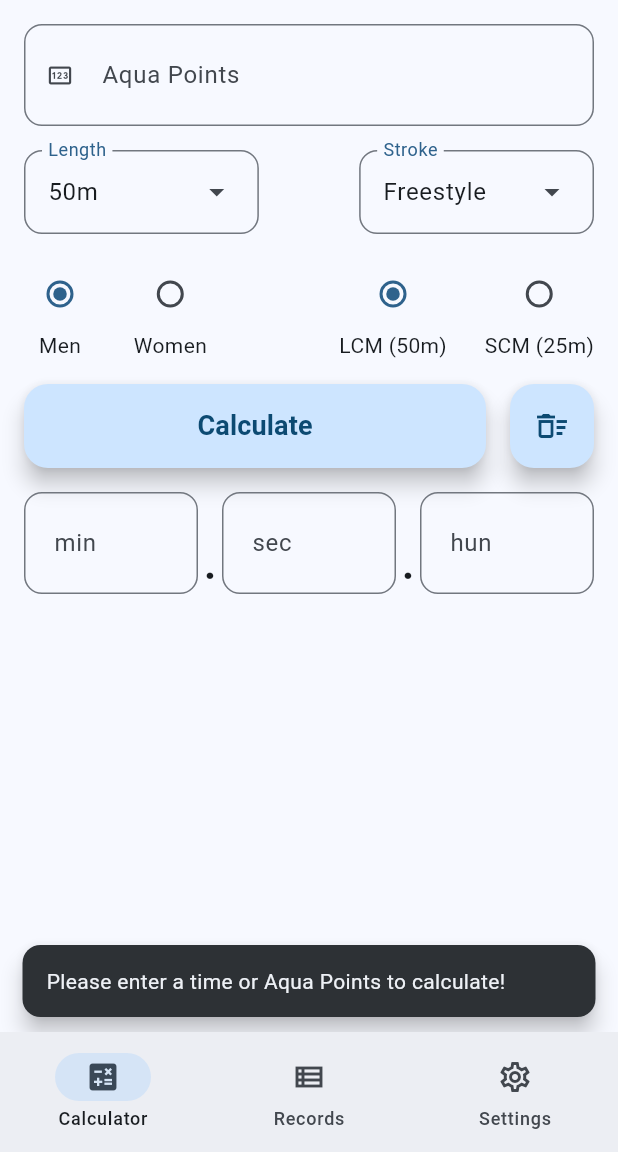
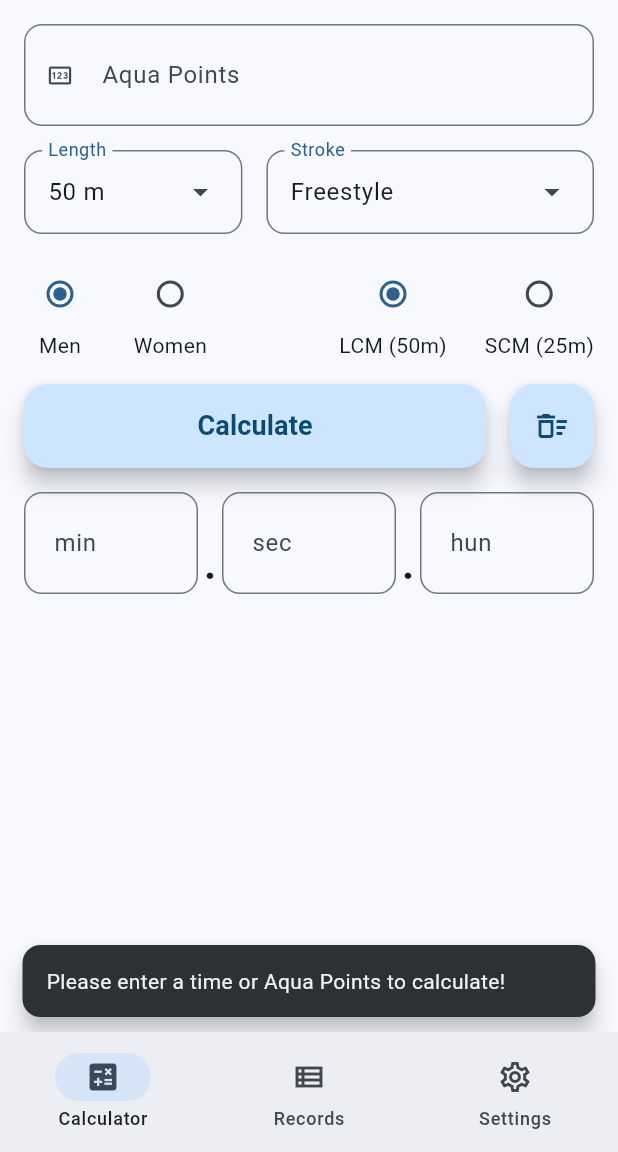
Before and after one commit to Nert53/aqua-points-calculator, a Flutter app: the screen it shows after launch, after a tap on "Calculate", on a phone screen of 412 x 824 dp, the part 84-1236 px from its top. Run offline on Flutter 3.47's test engine with Material 3 defaults, Android fonts, the phone set to English and light mode, and no system bars; our stand-ins replace flutter_linkify, flutter_svg, shared_preferences; generated files the repository leaves out were written again.

Commit message:
complete translate, system color theme

```diff
--- a/lib/theme/theme_provider.dart
+++ b/lib/theme/theme_provider.dart
@@ -1,10 +1,15 @@
 import 'package:fina_points_calculator/theme/theme.dart';
 import 'package:flutter/material.dart';
+import 'package:flutter/scheduler.dart';
 import 'package:shared_preferences/shared_preferences.dart';
 
 class ThemeProvider with ChangeNotifier {
   ThemeData _themeData = lightMode;
   ThemeData get themeData => _themeData;
+  final _currentBrightness =
+      SchedulerBinding.instance.platformDispatcher.platformBrightness;
+  bool _isSystemColorMode = false;
+  bool get isSystemColorMode => _isSystemColorMode;
 
   ThemeProvider() {
     loadTheme();
@@ -12,6 +17,13 @@ class ThemeProvider with ChangeNotifier {
 
   void loadTheme() async {
     SharedPreferences prefs = await SharedPreferences.getInstance();
+    _isSystemColorMode = prefs.getBool('isSystemColorMode') ?? false;
+
+    if (_isSystemColorMode) {
+      themeData = _currentBrightness == Brightness.dark ? darkMode : lightMode;
+      return;
+    }
+
     bool isDark = prefs.getBool('isDarkMode') ?? false;
     themeData = isDark ? darkMode : lightMode;
   }
@@ -24,6 +36,32 @@ class ThemeProvider with ChangeNotifier {
     notifyListeners();
   }
 
+  void setSystemColorMode(bool value) {
+    _isSystemColorMode = value;
+    SharedPreferences.getInstance().then((prefs) {
+      prefs.setBool('isSystemColorMode', value);
+    });
+    if (value) {
+      themeData = _currentBrightness == Brightness.dark ? darkMode : lightMode;
+    }
+    notifyListeners();
+  }
+
+  void setDarkMode(bool value) {
+    themeData = value ? darkMode : lightMode;
+    SharedPreferences.getInstance().then((prefs) {
+      prefs.setBool('isDarkMode', value);
+    });
+    notifyListeners();
+  }
+
+  bool isDarkMode() {
+    return themeData == darkMode;
+  }
+
+  /*
+  ! not used
+
   void toggleTheme() {
     if (_themeData == lightMode) {
       themeData = darkMode;
@@ -35,8 +73,5 @@ class ThemeProvider with ChangeNotifier {
     });
     notifyListeners();
   }
-
-  bool isDarkMode() {
-    return themeData == darkMode;
-  }
+  */
 }
--- /dev/null
+++ b/lib/utils/locale_func.dart
@@ -0,0 +1,49 @@
+import 'package:flutter/material.dart';
+import 'package:flutter_gen/gen_l10n/app_localizations.dart';
+
+String getLocalizedStroke(BuildContext context, String stroke) {
+  switch (stroke.toLowerCase()) {
+    case 'freestyle':
+      return AppLocalizations.of(context)!.freestyle;
+    case 'backstroke':
+      return AppLocalizations.of(context)!.backstroke;
+    case 'breaststroke':
+      return AppLocalizations.of(context)!.breaststroke;
+    case 'butterfly':
+      return AppLocalizations.of(context)!.butterfly;
+    case 'medley':
+      return AppLocalizations.of(context)!.medley;
+    default:
+      return AppLocalizations.of(context)!.freestyle;
+  }
+}
+
+String getLocalizedGender(BuildContext context, String gender) {
+  switch(gender.toLowerCase()){
+    case 'men':
+      return AppLocalizations.of(context)!.men;
+    case 'women':
+      return AppLocalizations.of(context)!.women;
+    case 'mixed':
+      return AppLocalizations.of(context)!.mixed;
+    default:
+      return AppLocalizations.of(context)!.men;
+  }
+}
+
+String getLocalizedCourse(BuildContext context, String course) {
+  switch(course.toLowerCase()){
+    case 'lcm':
+      return AppLocalizations.of(context)!.lcm;
+    case 'scm':
+      return AppLocalizations.of(context)!.scm;
+    default:
+      return AppLocalizations.of(context)!.lcm;
+  }
+}
+
+extension StringExtension on String {
+    String capitalize() {
+      return "${this[0].toUpperCase()}${substring(1).toLowerCase()}";
+    }
+}
--- a/lib/view/screen/calculator_screen.dart
+++ b/lib/view/screen/calculator_screen.dart
@@ -2,6 +2,7 @@ import 'dart:convert';
 import 'dart:math';
 import 'package:fina_points_calculator/model/record_data.dart';
 import 'package:fina_points_calculator/utils/constants.dart';
+import 'package:fina_points_calculator/utils/locale_func.dart';
 import 'package:fina_points_calculator/view/widget/time_field.dart';
 import 'package:flutter/material.dart';
 import 'package:flutter/services.dart';
@@ -27,12 +28,12 @@ enum Course {
 }
 
 enum Distance {
-  fifty('50m'),
-  hundred('100m'),
-  twoHundred('200m'),
-  fourHundred('400m'),
-  eightHundred('800m'),
-  fifteenHundred('1500m');
+  fifty('50 m'),
+  hundred('100 m'),
+  twoHundred('200 m'),
+  fourHundred('400 m'),
+  eightHundred('800 m'),
+  fifteenHundred('1500 m');
 
   const Distance(this.length);
   final String length;
@@ -45,7 +46,9 @@ enum Stroke {
   fly('Butterfly'),
   im('Medley');
 
-  const Stroke(this.name);
+  const Stroke(
+    this.name,
+  );
   final String name;
 }
 
@@ -247,16 +250,14 @@ class _CalculatorScreenState extends State<CalculatorScreen> {
                     Row(
                       mainAxisAlignment: MainAxisAlignment.spaceBetween,
                       children: [
-                        ConstrainedBox(
-                          constraints: const BoxConstraints(
-                              maxWidth: 180, minWidth: 100),
+                        Expanded(
+                          flex: 2,
                           child: DropdownMenu<Distance>(
+                            expandedInsets: EdgeInsets.zero,
                             label: Text(AppLocalizations.of(context)!.length,
                                 style: TextStyle(
                                     color:
                                         Theme.of(context).colorScheme.primary)),
-                            width: min(
-                                MediaQuery.of(context).size.width * 0.38, 180),
                             controller: _distanceController,
                             initialSelection: Distance.fifty,
                             inputDecorationTheme: const InputDecorationTheme(
@@ -276,16 +277,17 @@ class _CalculatorScreenState extends State<CalculatorScreen> {
                             }).toList(),
                           ),
                         ),
-                        ConstrainedBox(
-                          constraints: const BoxConstraints(
-                              maxWidth: 180, minWidth: 100),
+                        const SizedBox(
+                          width: 16,
+                        ),
+                        Expanded(
+                          flex: 3,
                           child: DropdownMenu<Stroke>(
+                            expandedInsets: EdgeInsets.zero,
                             label: Text(AppLocalizations.of(context)!.stroke,
                                 style: TextStyle(
                                     color:
                                         Theme.of(context).colorScheme.primary)),
-                            width: min(
-                                MediaQuery.of(context).size.width * 0.38, 180),
                             controller: _strokeController,
                             initialSelection: Stroke.free,
                             inputDecorationTheme: const InputDecorationTheme(
@@ -301,7 +303,10 @@ class _CalculatorScreenState extends State<CalculatorScreen> {
                                 .map<DropdownMenuEntry<Stroke>>(
                                     (Stroke stroke) {
                               return DropdownMenuEntry<Stroke>(
-                                  value: stroke, label: stroke.name);
+                                  value: stroke,
+                                  label:
+                                      getLocalizedStroke(context, stroke.name)
+                                          .capitalize());
                             }).toList(),
                           ),
                         ),
```
Also changed, not shown: lib/l10n/app_cs.arb (+9 -0 lines), lib/l10n/app_en.arb (+9 -0 lines), lib/view/screen/records_screen.dart (+46 -19 lines), lib/view/screen/settings_screen.dart (+59 -1 lines).
